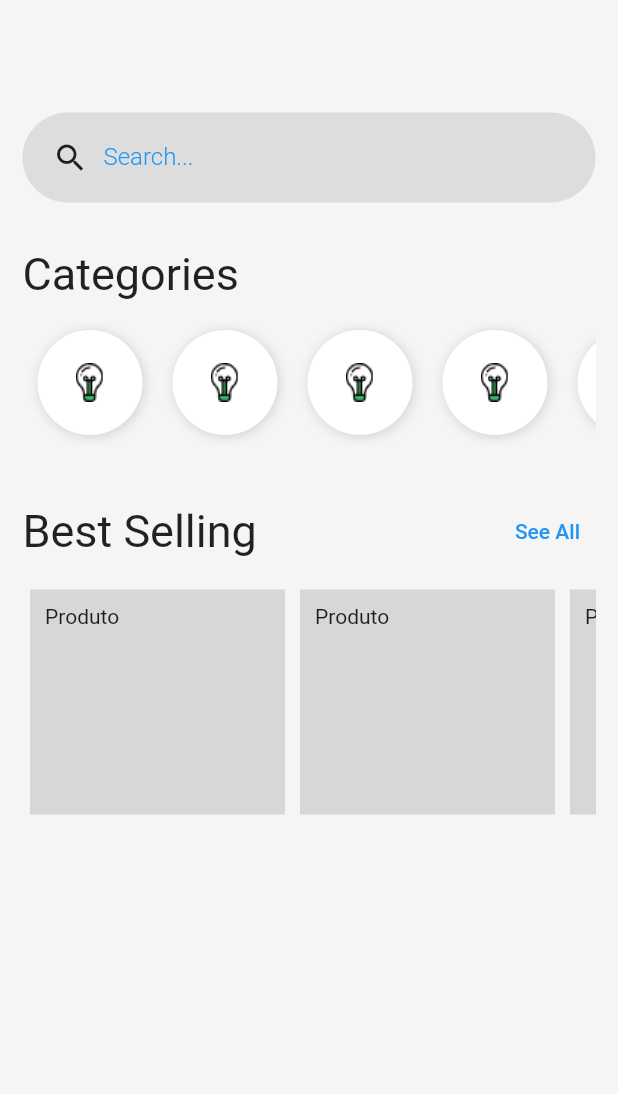
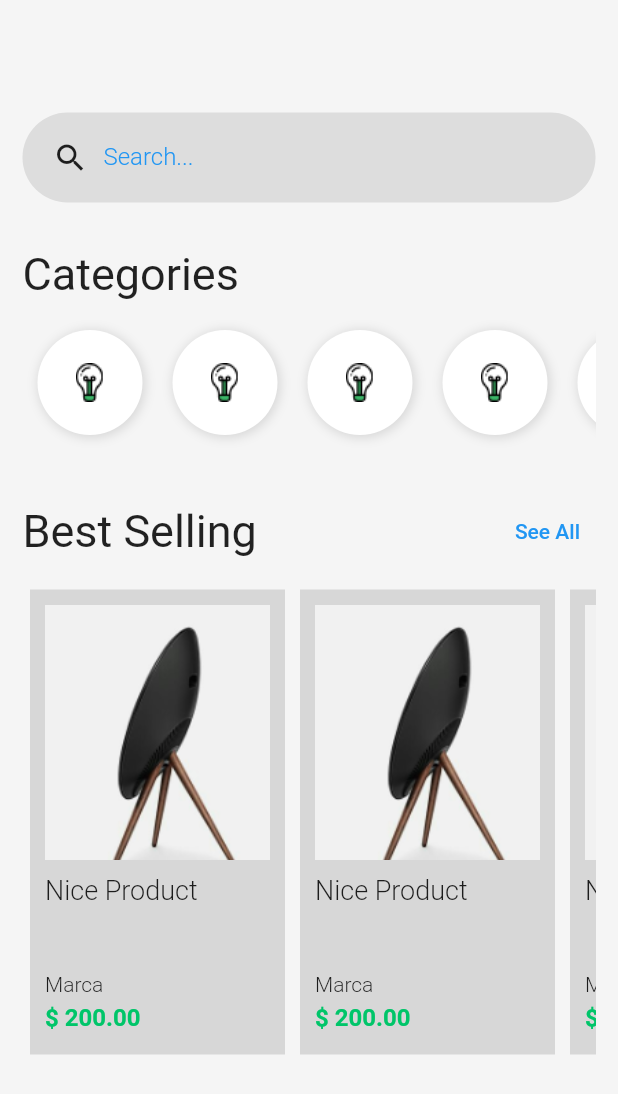
Before and after one commit to SamuelAlv3s/App-Shopping, a Flutter app: the screen it shows after launch, after a tap on "Sign In", on a phone screen of 412 x 824 dp. Shown: the top 1094 px of the screen. Run offline on Flutter 3.47's test engine with Material 2 defaults, Android fonts, the phone set to English and light mode, and no system bars.

Commit message:
product card ui

```diff
--- a/lib/pages/home.page.dart
+++ b/lib/pages/home.page.dart
@@ -48,7 +48,7 @@ class HomePage extends StatelessWidget {
                 height: 10,
               ),
               SizedBox(
-                height: 160,
+                height: 320,
                 child: productList(),
               )
             ]),
@@ -150,6 +150,47 @@ Widget productItem() {
     padding: EdgeInsets.all(10),
     margin: EdgeInsets.all(5),
     color: Colors.black12,
-    child: Text('Produto'),
+    child: Column(
+      crossAxisAlignment: CrossAxisAlignment.start,
+      children: <Widget>[
+        Image.asset(
+          'assets/product-1.png',
+          width: 170,
+          height: 170,
+          fit: BoxFit.cover,
+        ),
+        SizedBox(
+          height: 10,
+        ),
+        Container(
+          height: 60,
+          child: Text(
+            'Nice Product',
+            style: TextStyle(fontSize: 18, fontWeight: FontWeight.w300),
+          ),
+        ),
+        SizedBox(
+          height: 5,
+        ),
+        Text(
+          'Marca',
+          style: TextStyle(
+            fontSize: 14,
+            fontWeight: FontWeight.w300,
+          ),
+        ),
+        SizedBox(
+          height: 5,
+        ),
+        Text(
+          '\$ 200.00',
+          style: TextStyle(
+            fontSize: 16,
+            fontWeight: FontWeight.bold,
+            color: Color(0xFF00C569),
+          ),
+        )
+      ],
+    ),
   );
 }
```
